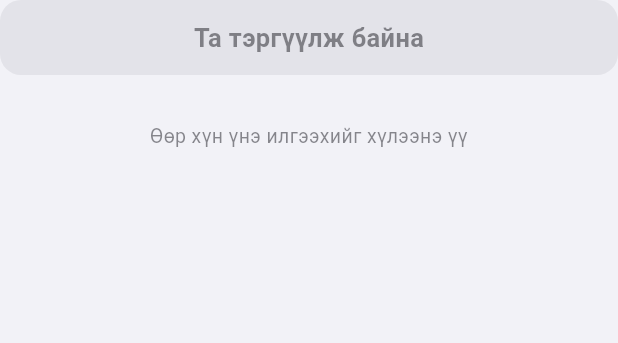
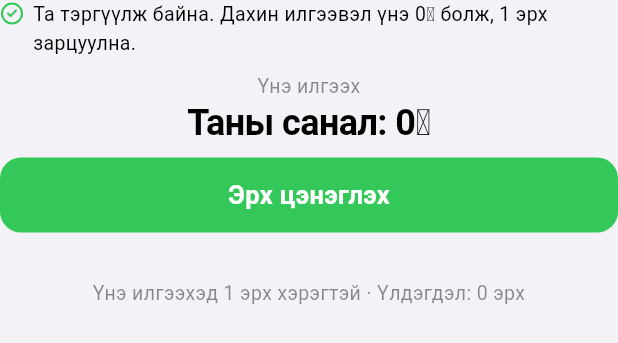
Before and after one commit to JustTuruu/eduud, a Flutter app: the _BidControl widget shown alone on an empty page, opened directly with empty values, on a phone screen of 412 x 824 dp. Shown: the top 343 px of the screen. Run offline on Flutter 3.47's test engine with Material 3 defaults, Android fonts, the phone set to English and light mode, and no system bars; our stand-ins replace dio, flutter_riverpod, flutter_secure_storage, go_router, lucide_icons_flutter, socket_io_client and 1 more; accounts and stored records are empty; network calls fail.

Commit message:
feat: тэргүүлж буй хэрэглэгч дахин үнэ илгээж болно (ALREADY_LAST_BIDDER дүрмийг хасав)

```diff
--- a/app/lib/features/auction/auction_detail_screen.dart
+++ b/app/lib/features/auction/auction_detail_screen.dart
@@ -789,7 +789,7 @@ class _BidControl extends StatelessWidget {
   Widget build(BuildContext context) {
     final guest = meId == null;
     final mine = !guest && auction.lastBidder?.id == meId;
-    final noBalance = !guest && !mine && balance <= 0;
+    final noBalance = !guest && balance <= 0;
     final next = auction.currentPrice + auction.increment;
 
     final String label;
@@ -797,9 +797,6 @@ class _BidControl extends StatelessWidget {
     if (guest) {
       label = 'Нэвтэрч оролцох';
       action = onLogin;
-    } else if (mine) {
-      label = 'Та тэргүүлж байна';
-      action = null;
     } else if (noBalance) {
       label = 'Эрх цэнэглэх';
       action = onTopUp;
@@ -811,8 +808,6 @@ class _BidControl extends StatelessWidget {
     final String note;
     if (guest) {
       note = 'Үнэ илгээхийн тулд нэвтэрнэ үү';
-    } else if (mine) {
-      note = 'Өөр хүн үнэ илгээхийг хүлээнэ үү';
     } else if (noBalance) {
       note = 'Үнэ илгээхэд 1 эрх хэрэгтэй · Үлдэгдэл: 0 эрх';
     } else {
@@ -823,7 +818,26 @@ class _BidControl extends StatelessWidget {
       mainAxisSize: MainAxisSize.min,
       crossAxisAlignment: CrossAxisAlignment.stretch,
       children: [
-        if (!mine) ...[
+        if (mine) ...[
+          Row(
+            crossAxisAlignment: CrossAxisAlignment.start,
+            children: [
+              Padding(
+                padding: const EdgeInsets.only(top: 1),
+                child: Icon(LucideIcons.circleCheck,
+                    size: 16, color: AppColors.success),
+              ),
+              const SizedBox(width: 6),
+              Expanded(
+                child: Text(
+                  'Та тэргүүлж байна. Дахин илгээвэл үнэ ${formatMnt(next)} болж, 1 эрх зарцуулна.',
+                  style: TextStyle(fontSize: 13, color: AppColors.ink),
+                ),
+              ),
+            ],
+          ),
+          const SizedBox(height: 10),
+        ],
         Text('Үнэ илгээх',
             textAlign: TextAlign.center,
             style: TextStyle(fontSize: 13, color: AppColors.muted)),
@@ -834,7 +848,6 @@ class _BidControl extends StatelessWidget {
           style: AppTheme.price(size: 24, color: AppColors.ink),
         ),
         const SizedBox(height: 10),
-        ],
         PrimaryButton(
           label: label,
           loading: busy,
```
Also changed, not shown: 4 other files. Lines whose indentation alone changed are shown as unchanged.
